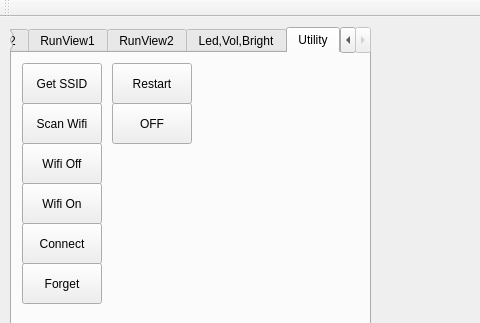
exanoelect/radarScan, file mainwindow.ui: the form before one commit; both pictures show x 0 to 480 and y 0 to 323 of the 889 by 545 pixel window.
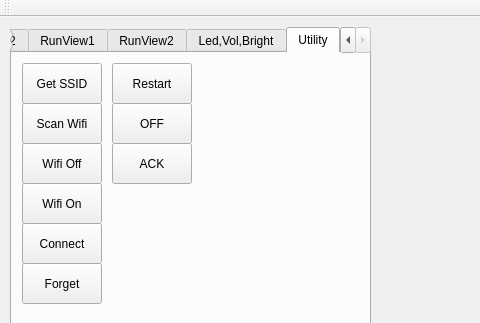
The form after the commit. The open tabs and pages were chosen to show the change. Custom widgets are drawn as their Qt base class.

The edit to the form file:
```diff
--- a/mainwindow.ui
+++ b/mainwindow.ui
@@ -2027,6 +2027,19 @@
        <string>OFF</string>
       </property>
      </widget>
+     <widget class="QPushButton" name="btnEmitEvenwAck">
+      <property name="geometry">
+       <rect>
+        <x>100</x>
+        <y>90</y>
+        <width>80</width>
+        <height>41</height>
+       </rect>
+      </property>
+      <property name="text">
+       <string>ACK</string>
+      </property>
+     </widget>
     </widget>
    </widget>
    <widget class="QCustomPlot" name="plotRadar" native="true">
```
Left out of the diff: 2 changed lines with no effect on the pictures.
